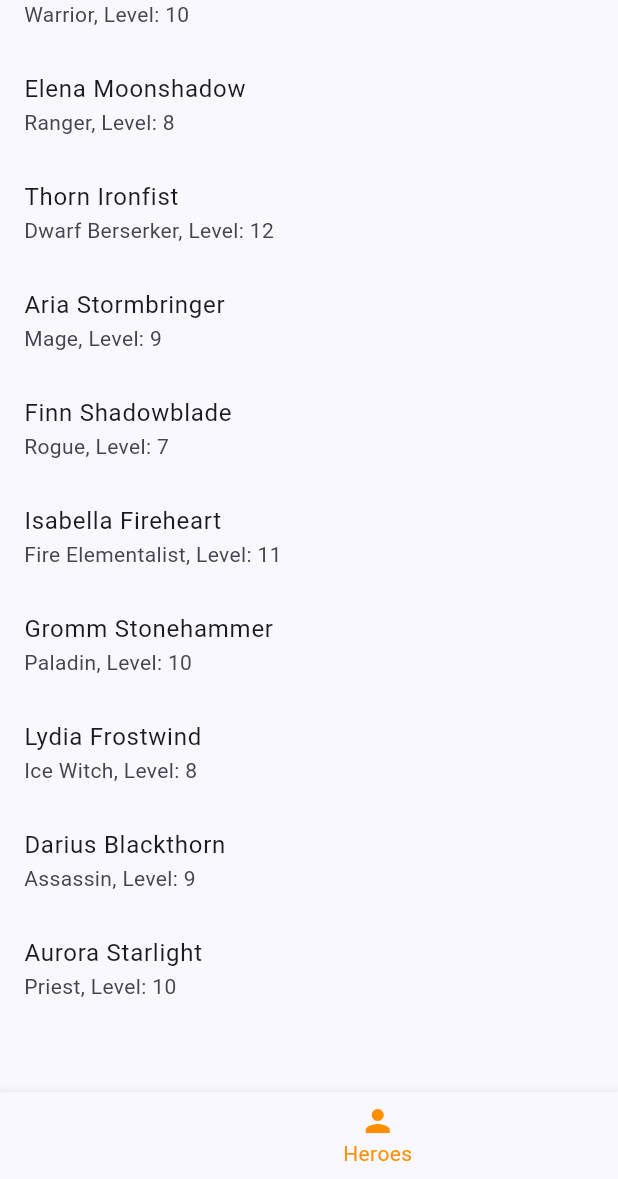
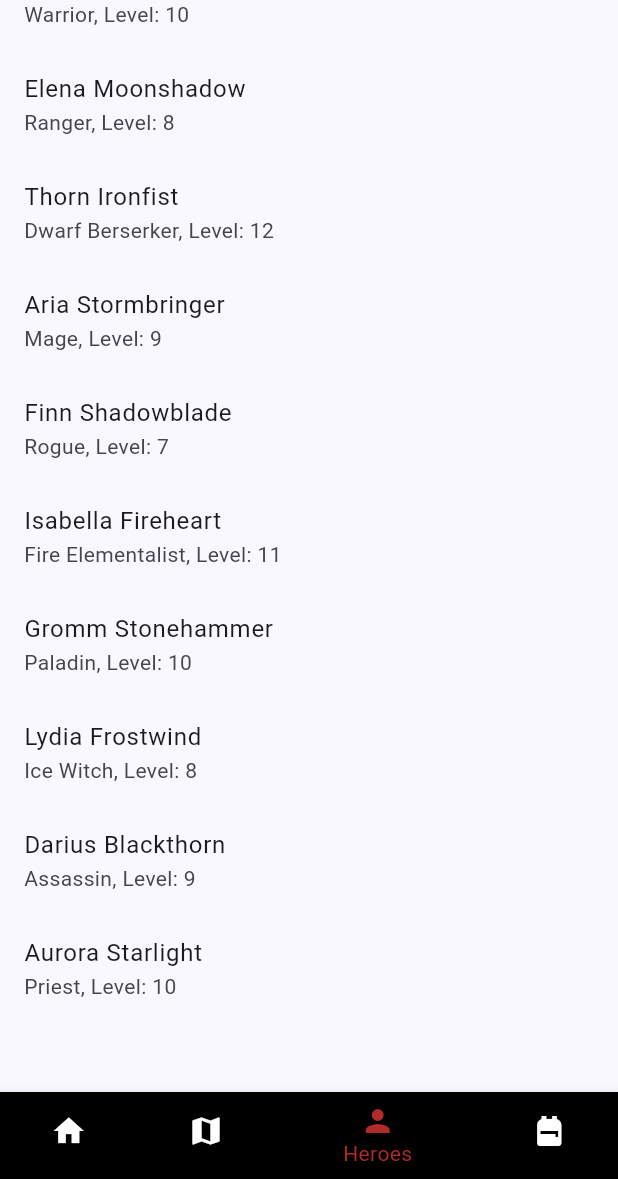
Before and after one commit to ihashand/Idle_Tavern_Rpg, a Flutter app: the ExpeditionsScreen screen opened directly, item 3 of the bottom bar chosen, on a phone screen of 412 x 824 dp, the part 57-1236 px from its top. Run offline on Flutter 3.47's test engine with Material 2 defaults, Android fonts, the phone set to English and light mode, and no system bars; our stand-ins replace audioplayers, easy_localization, firebase_core, go_router, google_mobile_ads, in_app_purchase and 1 more; missing offline and left inert: games_services; accounts and stored records are empty.

Commit message:
Ui_expedition
Using provider to randomize expeditions with seed.
Temporary database for expeditions

```diff
--- a/lib/GameState.dart
+++ b/lib/GameState.dart
@@ -1,7 +1,10 @@
 import 'dart:math';
 
 import 'package:flutter/material.dart';
-import 'package:game_template/src/playable_screens/expeditions_screen.dart';
+import 'package:game_template/src/temporary_database/expeditions/data/expeditions.dart';
+import 'package:game_template/src/temporary_database/expeditions/data/heroes.dart';
+import 'package:game_template/src/temporary_database/expeditions/models/character.dart';
+import 'package:game_template/src/temporary_database/expeditions/models/expedition.dart';
 import 'package:game_template/src/temporary_database/tavern/tavern_models/item.dart';
 
 class GameState extends ChangeNotifier {
@@ -16,10 +19,35 @@ class GameState extends ChangeNotifier {
       _wheelOfFortuneResult; // Getter dla wyniku koła fortuny
   List<bool> get daysSpun => _daysSpun;
 
-  List<Expedition> expeditions = [];
+  List<Expedition> allExpeditions = expeditions;
+  List<Expedition> dailySelectedExpeditions = [];
+  List<Character> allCharacters = characters;
+
+  List<Expedition> dailyExpeditions = [];
+
+  GameState() {
+    // Wywołaj funkcję generateDailyExpeditions podczas inicjalizacji GameState
+    // W przeciwnym wypadku wyprawy pojawialy sie dopiero 2 dnia symulacji.
+    generateDailyExpeditions();
+  }
+
+  void generateDailyExpeditions() {
+    // Poniższa linia kodu generuje losowy seed na podstawie aktualnego dnia
+    final randomSeed = _currentDay * 12345;
+
+    // Ponieważ chcesz wygenerować 6 wypraw codziennie, możesz użyć pętli for
+    dailyExpeditions.clear(); // Wyczyść poprzednie wyprawy
+
+    for (int i = 0; i < 7; i++) {
+      final randomIndex = Random(randomSeed + i).nextInt(expeditions.length);
+      dailyExpeditions.add(expeditions[randomIndex]);
+    }
+
+    notifyListeners();
+  }
 
   void setExpedition(Expedition expedition) {
-    expeditions.add(expedition);
+    dailySelectedExpeditions.add(expedition);
     notifyListeners();
   }
 
@@ -55,6 +83,7 @@ class GameState extends ChangeNotifier {
     } else {
       _currentDay = 1; // Wraca do pierwszego dnia po osiągnięciu 7 dni
     }
+    generateDailyExpeditions();
     notifyListeners(); // Powiadamianie o zmianie wartości currentDay
   }
 
--- a/lib/src/playable_screens/expeditions_screen.dart
+++ b/lib/src/playable_screens/expeditions_screen.dart
@@ -1,107 +1,16 @@
 import 'package:flutter/material.dart';
 import 'package:game_template/GameState.dart';
+import 'package:game_template/src/temporary_database/expeditions/data/heroes.dart';
+import 'package:game_template/src/temporary_database/expeditions/models/expedition.dart';
+import 'package:game_template/src/temporary_database/expeditions/models/character.dart';
 import 'package:game_template/src/temporary_database/tavern/tavern_models/item.dart';
 import 'package:provider/provider.dart';
-
-// Definicje modeli danych
-class Hero {
-  final String name;
-  final int level;
-  final String classType;
-
-  Hero({required this.name, required this.level, required this.classType});
-}
-
-enum ExpeditionType { regular, medium, legendary }
-
-class Expedition {
-  final String title;
-  final String duration;
-  final String description;
-  final ExpeditionType type;
-  List<Hero> assignedHeroes;
-
-  Expedition({
-    required this.title,
-    required this.duration,
-    required this.description,
-    required this.type,
-    List<Hero>? assignedHeroes,
-  }) : assignedHeroes =
-            assignedHeroes ?? []; // Ustawienie pustej modyfikowalnej listy
-}
 
 // Główny ekran aplikacji
 class ExpeditionsScreen extends StatefulWidget {
   @override
   _ExpeditionsScreenState createState() => _ExpeditionsScreenState();
 }
-
-final List<Hero> heroes = [
-  Hero(name: 'Sir Lancelot', level: 10, classType: 'Warrior'),
-  Hero(name: 'Elena Moonshadow', level: 8, classType: 'Ranger'),
-  Hero(name: 'Thorn Ironfist', level: 12, classType: 'Dwarf Berserker'),
-  Hero(name: 'Aria Stormbringer', level: 9, classType: 'Mage'),
-  Hero(name: 'Finn Shadowblade', level: 7, classType: 'Rogue'),
-  Hero(name: 'Isabella Fireheart', level: 11, classType: 'Fire Elementalist'),
-  Hero(name: 'Gromm Stonehammer', level: 10, classType: 'Paladin'),
-  Hero(name: 'Lydia Frostwind', level: 8, classType: 'Ice Witch'),
-  Hero(name: 'Darius Blackthorn', level: 9, classType: 'Assassin'),
-  Hero(name: 'Aurora Starlight', level: 10, classType: 'Priest'),
-];
-
-final List<Expedition> expeditions = [
-  Expedition(
-      title: 'Forest Expedition',
-      duration: '3 hours',
-      description: 'Explore the enchanted forest',
-      type: ExpeditionType.regular),
-  Expedition(
-      title: 'Cave Exploration',
-      duration: '4 hours',
-      description: 'Delve deep into the mysterious cave',
-      type: ExpeditionType.regular),
-  Expedition(
-      title: 'Mountain Climb',
-      duration: '5 hours',
-      description: 'Conquer the treacherous mountain peaks',
-      type: ExpeditionType.regular),
-  Expedition(
-      title: 'Underwater Adventure',
-      duration: '2 hours',
-      description: 'Discover the secrets of the deep sea',
-      type: ExpeditionType.regular),
-  Expedition(
-      title: 'Desert Expedition',
-      duration: '6 hours',
-      description: 'Survive the scorching desert sands',
-      type: ExpeditionType.regular),
-  Expedition(
-      title: 'Haunted Mansion Quest',
-      duration: '3 hours',
-      description: 'Uncover the mysteries of the haunted mansion',
-      type: ExpeditionType.regular),
-  Expedition(
-      title: 'Swamp Exploration',
-      duration: '4 hours',
-      description: 'Navigate through the murky swamps',
-      type: ExpeditionType.regular),
-  Expedition(
-      title: 'Sky Islands Expedition',
-      duration: '7 hours',
-      description: 'Visit floating islands in the sky',
-      type: ExpeditionType.regular),
-  Expedition(
-      title: 'Ancient Ruins Expedition',
-      duration: '5 hours',
-      description: 'Search for lost treasures in ancient ruins',
-      type: ExpeditionType.regular),
-  Expedition(
-      title: 'Time-travel Adventure',
-      duration: '8 hours',
-      description: 'Travel through time and change history',
-      type: ExpeditionType.regular),
-];
 
 class _ExpeditionsScreenState extends State<ExpeditionsScreen> {
   int _selectedIndex = 0;
@@ -113,8 +22,8 @@ class _ExpeditionsScreenState extends State<ExpeditionsScreen> {
     final gameState = Provider.of<GameState>(context, listen: false);
     final currentDay = gameState.currentDay;
     final List<Item> inventoryItems = gameState.inventory;
-    final expeditionsFromProvider =
-        Provider.of<GameState>(context, listen: false).expeditions;
+    final dailyExpeditions = gameState.dailyExpeditions;
+    final dailySelectedExpeditions = gameState.dailySelectedExpeditions;
 
     // Wartość domyślna dla zmiennej 'content'
     Widget content = Center(child: Text('Welcome to the Main Hall!'));
@@ -122,13 +31,13 @@ class _ExpeditionsScreenState extends State<ExpeditionsScreen> {
     // Wybór zawartości na podstawie wybranego indeksu
     switch (_selectedIndex) {
       case 0:
-        content = MainScreen(expeditions: expeditionsFromProvider);
+        content = MainScreen(expeditions: dailySelectedExpeditions);
         break;
       case 1:
-        content = ExpeditionScreen(expeditions: expeditions);
+        content = ExpeditionScreen(expeditions: dailyExpeditions);
         break;
       case 2:
-        content = HeroesScreen(heroes: heroes);
+        content = HeroesScreen(characters: characters);
         break;
       case 3:
         content = InventoryScreen(items: inventoryItems);
@@ -139,21 +48,27 @@ class _ExpeditionsScreenState extends State<ExpeditionsScreen> {
     return Scaffold(
       body: content,
       bottomNavigationBar: BottomNavigationBar(
+        backgroundColor: Colors.black,
+        unselectedItemColor: Colors.white,
+        selectedItemColor: const Color.fromARGB(255, 179, 42, 42),
         items: const <BottomNavigationBarItem>[
-          BottomNavigationBarItem(icon: Icon(Icons.home), label: 'Main Hall'),
+          BottomNavigationBarItem(
+              icon: Icon(Icons.home),
+              label: 'Main Hall',
+              backgroundColor: Colors.black),
           BottomNavigationBarItem(icon: Icon(Icons.map), label: 'Expeditions'),
           BottomNavigationBarItem(icon: Icon(Icons.person), label: 'Heroes'),
           BottomNavigationBarItem(
               icon: Icon(Icons.backpack), label: 'Inventory'),
         ],
         currentIndex: _selectedIndex,
-        selectedItemColor: Colors.amber[800],
         onTap: (index) => setState(() => _selectedIndex = index),
       ),
     );
   }
 }
 
+// Main hall
 class MainScreen extends StatelessWidget {
   final List<Expedition> expeditions;
 
@@ -165,16 +80,23 @@ class MainScreen extends StatelessWidget {
       itemCount: expeditions.length,
       itemBuilder: (context, index) {
         final expedition = expeditions[index];
+        String subtitleText = expedition.duration;
+
+        if (expedition.assignedHeroes.isNotEmpty) {
+          subtitleText += " - ${expedition.assignedHeroes[0].name}";
+        }
+
         return ListTile(
           title: Text(expedition.title),
-          subtitle: Text(expedition.duration),
+          subtitle: Text(subtitleText),
           onTap: () {
             // Navigacja do szczegółów wyprawy
             Navigator.push(
               context,
               MaterialPageRoute(
-                  builder: (context) =>
-                      ExpeditionDetailsScreen(expedition: expedition)),
+                builder: (context) =>
+                    SelectedExpeditionDetailsScreen(expedition: expedition),
+              ),
             );
           },
         );
@@ -227,12 +149,13 @@ class ExpeditionDetailsScreen extends StatelessWidget {
         children: <Widget>[
           Text('Duration: ${expedition.duration}'),
           Text('Description: ${expedition.description}'),
+          if (expedition.assignedHeroes.isNotEmpty)
+            Text('Assigned hero: ${expedition.assignedHeroes.first.name}'),
           // Przycisk przypisania bohaterów do wyprawy
           ElevatedButton(
             onPressed: () => _assignHero(context, expedition),
             child: Text('Assign Heroes'),
           ),
-
           ElevatedButton(
             onPressed: () {
               setExpedition(expedition, context);
@@ -245,27 +168,91 @@ class ExpeditionDetailsScreen extends StatelessWidget {
   }
 }
 
+// Ekran szczegółów rozpoczetych wypraw
+class SelectedExpeditionDetailsScreen extends StatelessWidget {
+  final Expedition expedition;
+
+  SelectedExpeditionDetailsScreen({required this.expedition});
+
+  @override
+  Widget build(BuildContext context) {
+    return Scaffold(
+      appBar: AppBar(title: Text(expedition.title)),
+      body: Column(
+        children: <Widget>[
+          Text('Duration: ${expedition.duration}'),
+          Text('Description: ${expedition.description}'),
+          if (expedition.assignedHeroes.isNotEmpty)
+            Text('Assigned hero: ${expedition.assignedHeroes.first.name}'),
+          // Przycisk przypisania bohaterów do wyprawy
+        ],
+      ),
+    );
+  }
+}
+
+void setExpedition(Expedition expedition, BuildContext context) {
+  if (expedition.assignedHeroes.isEmpty) {
+    showDialog(
+        context: context,
+        builder: (context) {
+          return AlertDialog(
+            title: Text('No heroes assigned to this expedition!'),
+            content: Text('Assign heroes to this expedition before saving.'),
+            actions: <Widget>[
+              TextButton(
+                child: Text('OK'),
+                onPressed: () {
+                  Navigator.of(context).pop();
+                },
+              ),
+            ],
+          );
+        });
+    return;
+  } else {
+    showDialog(
+        context: context,
+        builder: (context) {
+          return AlertDialog(
+            title: Text('Hero asigned!'),
+            content: Text('Congratulation, your hero is asigned'),
+            actions: <Widget>[
+              TextButton(
+                child: Text('OK'),
+                onPressed: () {
+                  Provider.of<GameState>(context, listen: false)
+                      .setExpedition(expedition);
+                  Navigator.of(context).pop();
+                },
+              ),
+            ],
+          );
+        });
+  }
+}
+
 // Ekran bohaterów
 class HeroesScreen extends StatelessWidget {
-  final List<Hero> heroes;
+  final List<Character> characters;
 
-  HeroesScreen({required this.heroes});
+  HeroesScreen({required this.characters});
 
   @override
   Widget build(BuildContext context) {
     return ListView.builder(
-      itemCount: heroes.length,
+      itemCount: characters.length,
       itemBuilder: (context, index) {
-        final hero = heroes[index];
+        final character = characters[index];
         return ListTile(
-          title: Text(hero.name),
-          subtitle: Text('${hero.classType}, Level: ${hero.level}'),
+          title: Text(character.name),
+          subtitle: Text('${character.classType}, Level: ${character.level}'),
           onTap: () {
             // Navigacja do szczegółów bohatera
             Navigator.push(
               context,
               MaterialPageRoute(
-                  builder: (context) => HeroDetailsScreen(hero: hero)),
+                  builder: (context) => HeroDetailsScreen(hero: character)),
             );
           },
         );
@@ -276,7 +263,7 @@ class HeroesScreen extends StatelessWidget {
 
 // Ekran szczegółów bohatera
 class HeroDetailsScreen extends StatelessWidget {
-  final Hero hero;
+  final Character hero;
 
   HeroDetailsScreen({required this.hero});
 
@@ -327,10 +314,6 @@ class InventoryScreen extends StatelessWidget {
   }
 }
 
-void setExpedition(Expedition expedition, BuildContext context) {
-  Provider.of<GameState>(context, listen: false).setExpedition(expedition);
-}
-
 void _assignHero(BuildContext context, Expedition expedition) {
   showDialog(
     context: context,
@@ -339,12 +322,13 @@ void _assignHero(BuildContext context, Expedition expedition) {
         title: Text('Select a Hero'),
         content: SingleChildScrollView(
           child: ListBody(
-            children: heroes
-                .map((hero) => ListTile(
-                      title: Text(hero.name),
-                      subtitle: Text('${hero.classType}, Level: ${hero.level}'),
-                      onTap: () =>
-                          assignHeroToExpedition(hero, expedition, context),
+            children: characters
+                .map((character) => ListTile(
+                      title: Text(character.name),
+                      subtitle: Text(
+                          '${character.classType}, Level: ${character.level}'),
+                      onTap: () => assignHeroToExpedition(
+                          character, expedition, context),
                     ))
                 .toList(),
           ),
@@ -363,14 +347,16 @@ void _assignHero(BuildContext context, Expedition expedition) {
 }
 
 void assignHeroToExpedition(
-    Hero hero, Expedition expedition, BuildContext context) {
-  expedition.assignedHeroes.add(hero);
+    Character character, Expedition expedition, BuildContext context) {
+  expedition.assignedHeroes.add(character);
+
+  Provider.of<GameState>(context, listen: false)
+      .dailyExpeditions
+      .remove(expedition);
 
   Navigator.of(context).pop(); // Zamyka okno dialogowe po przypisaniu bohatera
 }
 
-
-//todo Chce zeby juz przypisana ekspedycja wyswietlala bohatera ktory zostal przypisany, w szczeolach jak i nie tyllo
 
 //todo juz "wybrane" ekspedycje powinny sie usuwac
 //todo powinny dzialac razem z systemem dnia w calej grze
--- /dev/null
+++ b/lib/src/temporary_database/expeditions/data/expeditions.dart
@@ -0,0 +1,55 @@
+import 'package:game_template/src/temporary_database/expeditions/models/expedition.dart';
+import 'package:game_template/src/temporary_database/expeditions/models/expedition_type.dart';
+
+final List<Expedition> expeditions = [
+  Expedition(
+      title: 'Forest Expedition',
+      duration: '3 hours',
+      description: 'Explore the enchanted forest',
+      type: ExpeditionType.regular),
+  Expedition(
+      title: 'Cave Exploration',
+      duration: '4 hours',
+      description: 'Delve deep into the mysterious cave',
+      type: ExpeditionType.regular),
+  Expedition(
+      title: 'Mountain Climb',
+      duration: '5 hours',
+      description: 'Conquer the treacherous mountain peaks',
+      type: ExpeditionType.regular),
+  Expedition(
+      title: 'Underwater Adventure',
+      duration: '2 hours',
+      description: 'Discover the secrets of the deep sea',
+      type: ExpeditionType.regular),
+  Expedition(
+      title: 'Desert Expedition',
+      duration: '6 hours',
+      description: 'Survive the scorching desert sands',
+      type: ExpeditionType.regular),
+  Expedition(
+      title: 'Haunted Mansion Quest',
+      duration: '3 hours',
+      description: 'Uncover the mysteries of the haunted mansion',
+      type: ExpeditionType.regular),
+  Expedition(
+      title: 'Swamp Exploration',
+      duration: '4 hours',
+      description: 'Navigate through the murky swamps',
+      type: ExpeditionType.regular),
+  Expedition(
+      title: 'Sky Islands Expedition',
+      duration: '7 hours',
+      description: 'Visit floating islands in the sky',
+      type: ExpeditionType.regular),
+  Expedition(
+      title: 'Ancient Ruins Expedition',
+      duration: '5 hours',
+      description: 'Search for lost treasures in ancient ruins',
+      type: ExpeditionType.regular),
+  Expedition(
+      title: 'Time-travel Adventure',
+      duration: '8 hours',
+      description: 'Travel through time and change history',
+      type: ExpeditionType.regular),
+];
--- /dev/null
+++ b/lib/src/temporary_database/expeditions/data/heroes.dart
@@ -0,0 +1,15 @@
+import 'package:game_template/src/temporary_database/expeditions/models/character.dart';
+
+final List<Character> characters = [
+  Character(name: 'Sir Lancelot', level: 10, classType: 'Warrior'),
+  Character(name: 'Elena Moonshadow', level: 8, classType: 'Ranger'),
+  Character(name: 'Thorn Ironfist', level: 12, classType: 'Dwarf Berserker'),
+  Character(name: 'Aria Stormbringer', level: 9, classType: 'Mage'),
+  Character(name: 'Finn Shadowblade', level: 7, classType: 'Rogue'),
+  Character(
+      name: 'Isabella Fireheart', level: 11, classType: 'Fire Elementalist'),
+  Character(name: 'Gromm Stonehammer', level: 10, classType: 'Paladin'),
+  Character(name: 'Lydia Frostwind', level: 8, classType: 'Ice Witch'),
+  Character(name: 'Darius Blackthorn', level: 9, classType: 'Assassin'),
+  Character(name: 'Aurora Starlight', level: 10, classType: 'Priest'),
+];
--- /dev/null
+++ b/lib/src/temporary_database/expeditions/models/character.dart
@@ -0,0 +1,7 @@
+class Character {
+  final String name;
+  final int level;
+  final String classType;
+
+  Character({required this.name, required this.level, required this.classType});
+}
--- /dev/null
+++ b/lib/src/temporary_database/expeditions/models/expedition.dart
@@ -0,0 +1,19 @@
+import 'package:game_template/src/temporary_database/expeditions/models/expedition_type.dart';
+import 'package:game_template/src/temporary_database/expeditions/models/character.dart';
+
+class Expedition {
+  final String title;
+  final String duration;
+  final String description;
+  final ExpeditionType type;
+  List<Character> assignedHeroes;
+
+  Expedition({
+    required this.title,
+    required this.duration,
+    required this.description,
+    required this.type,
+    List<Character>? assignedHeroes,
+  }) : assignedHeroes =
+            assignedHeroes ?? []; // Ustawienie pustej modyfikowalnej listy
+}
--- /dev/null
+++ b/lib/src/temporary_database/expeditions/models/expedition_type.dart
@@ -0,0 +1 @@
+enum ExpeditionType { regular, medium, legendary }
```
